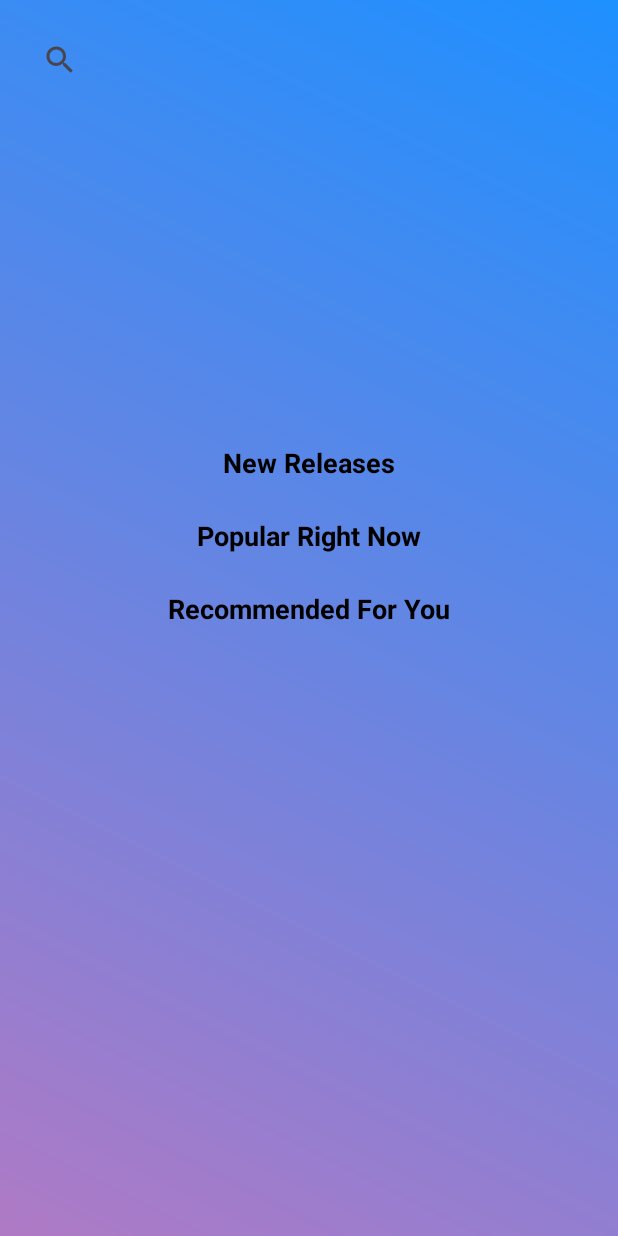
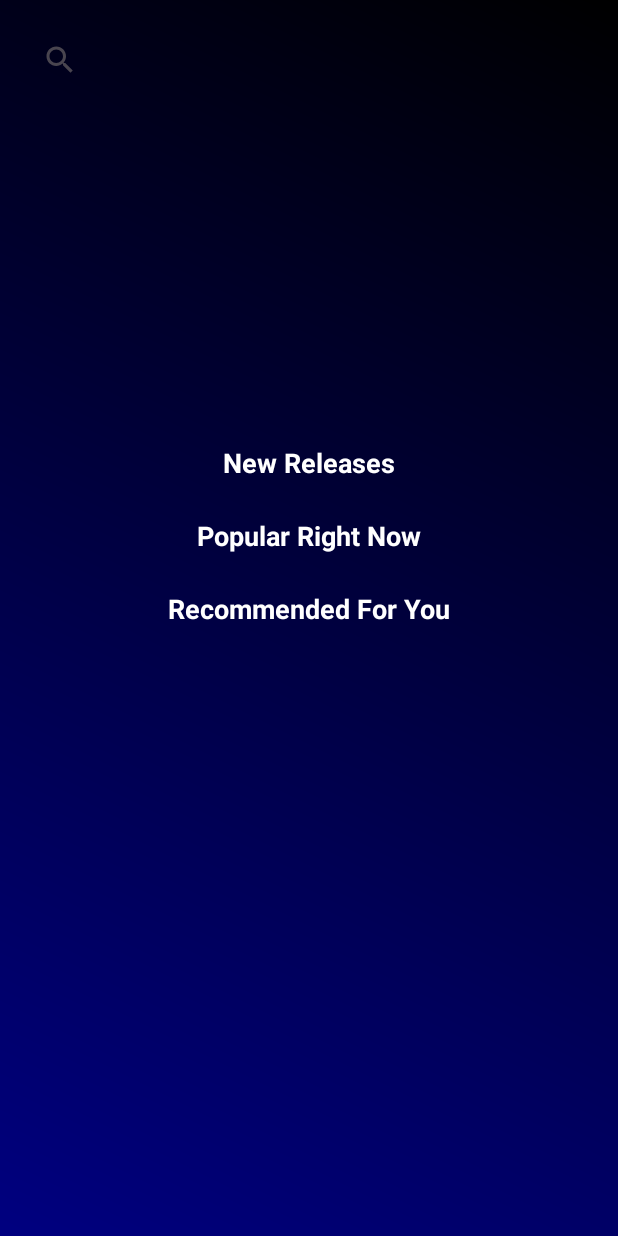
Before and after one commit to amishah121/rateify-app, an Android app: the HomeFragment screen opened through its navigation route, on a phone screen of 412 x 824 dp. Run offline under Robolectric (Android 15) with nearby library versions, the phone set to English and light mode, and no system bars; our stand-ins replace Firebase (no records; nobody signed in at launch, a user with empty details on screens opened directly).

Commit message:
change colors

```diff
--- a/app/src/main/res/drawable/background_gradient.xml
+++ b/app/src/main/res/drawable/background_gradient.xml
@@ -3,8 +3,8 @@
     <item>
         <shape>
             <gradient
-                android:startColor="#af7ac5"
-                android:endColor="#1e90ff"
+                android:startColor="#000080"
+                android:endColor="#000000"
                 android:angle="45" />
         </shape>
     </item>
--- a/app/src/main/res/layout/fragment_home.xml
+++ b/app/src/main/res/layout/fragment_home.xml
@@ -32,7 +32,7 @@
         android:text="New Releases"
         android:textSize="18sp"
         android:textStyle="bold"
-        android:textColor="@android:color/black"
+        android:textColor="@android:color/white"
         app:layout_constraintTop_toBottomOf="@id/imageSlider"
         app:layout_constraintStart_toStartOf="parent"
         app:layout_constraintEnd_toEndOf="parent"
@@ -56,7 +56,7 @@
         android:text="Popular Right Now"
         android:textSize="18sp"
         android:textStyle="bold"
-        android:textColor="@android:color/black"
+        android:textColor="@android:color/white"
         app:layout_constraintTop_toBottomOf="@id/newReleasesRecyclerView"
         app:layout_constraintStart_toStartOf="parent"
         app:layout_constraintEnd_toEndOf="parent"
@@ -80,7 +80,7 @@
         android:text="Recommended For You"
         android:textSize="18sp"
         android:textStyle="bold"
-        android:textColor="@android:color/black"
+        android:textColor="@android:color/white"
         app:layout_constraintTop_toBottomOf="@id/popularRightNowRecyclerView"
         app:layout_constraintStart_toStartOf="parent"
         app:layout_constraintEnd_toEndOf="parent"
--- a/app/src/main/res/layout/item_album.xml
+++ b/app/src/main/res/layout/item_album.xml
@@ -17,7 +17,7 @@
         android:layout_marginTop="4dp"
         android:text="Album Title"
         android:textStyle="bold"
-        android:textColor="@android:color/black"
+        android:textColor="@android:color/white"
         android:fontFamily="sans-serif"
         android:maxLines="3"
         android:ellipsize="end" />
@@ -27,7 +27,7 @@
         android:layout_width="100dp"
         android:layout_height="wrap_content"
         android:text="Artist Name"
-        android:textColor="@android:color/white"
+        android:textColor="#C0C0C0"
         android:fontFamily="sans-serif"
         android:maxLines="3"
         android:ellipsize="end" />
```
